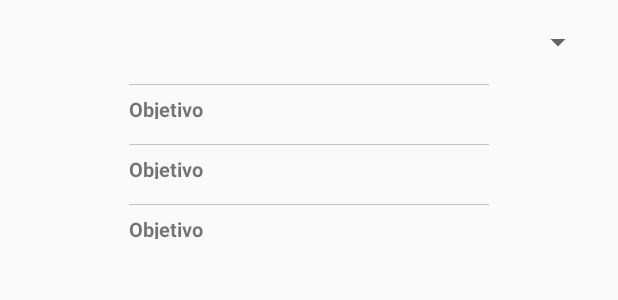
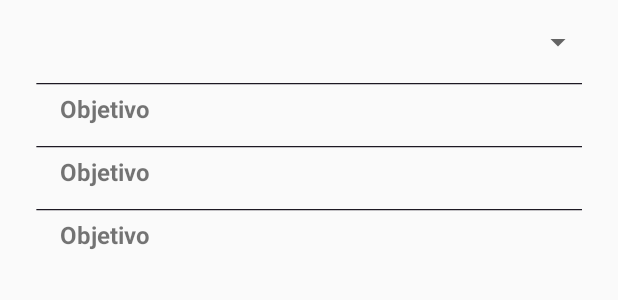
Before and after one commit to mpcayres/AppJaquinha, an Android app: the layout fragment_objetivos.xml on its own in the app's theme, with its tools: preview values and no code run, on a phone screen of 412 x 824 dp. Shown: the top 300 px of the screen. Run offline under Robolectric (Android 15) with nearby library versions, the phone set to English and light mode, and no system bars.

Commit message:
Melhoras dos objetivos

```diff
--- a/app/src/main/res/layout/list_item_objetivos.xml
+++ b/app/src/main/res/layout/list_item_objetivos.xml
@@ -1,23 +1,29 @@
 <?xml version="1.0" encoding="utf-8"?>
 <RelativeLayout xmlns:android="http://schemas.android.com/apk/res/android"
     android:layout_width="match_parent"
-    android:layout_height="40dp">
+    android:layout_height="wrap_content">
 
     <ImageView
         android:id="@+id/linha"
-        android:layout_width="240dp"
+        android:layout_width="match_parent"
         android:layout_height="10dp"
+        android:layout_marginStart="16dp"
+        android:layout_marginEnd="16dp"
         android:src="@drawable/linha"
         android:layout_alignParentTop="true"
         android:layout_centerHorizontal="true" />
 
     <TextView
         android:id="@+id/objetivoText"
-        android:layout_width="200dp"
-        android:layout_height="16dp"
+        android:layout_width="match_parent"
+        android:layout_height="wrap_content"
+        android:layout_marginStart="16dp"
+        android:layout_marginEnd="16dp"
+        android:layout_marginTop="10dp"
+        android:layout_marginBottom="10dp"
         android:text="@string/objetivo"
         android:textStyle="bold"
-        android:textSize="13sp"
+        android:textSize="16sp"
         android:layout_centerVertical="true"
         android:layout_alignLeft="@id/linha"
         android:layout_alignStart="@id/linha" />
```
